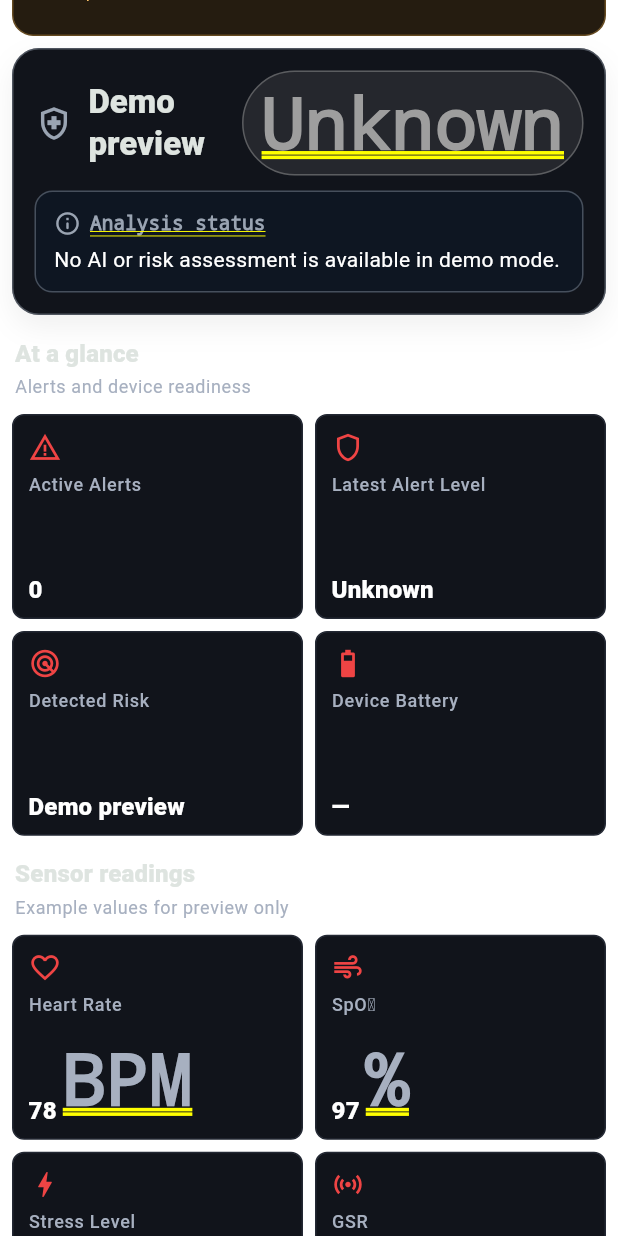
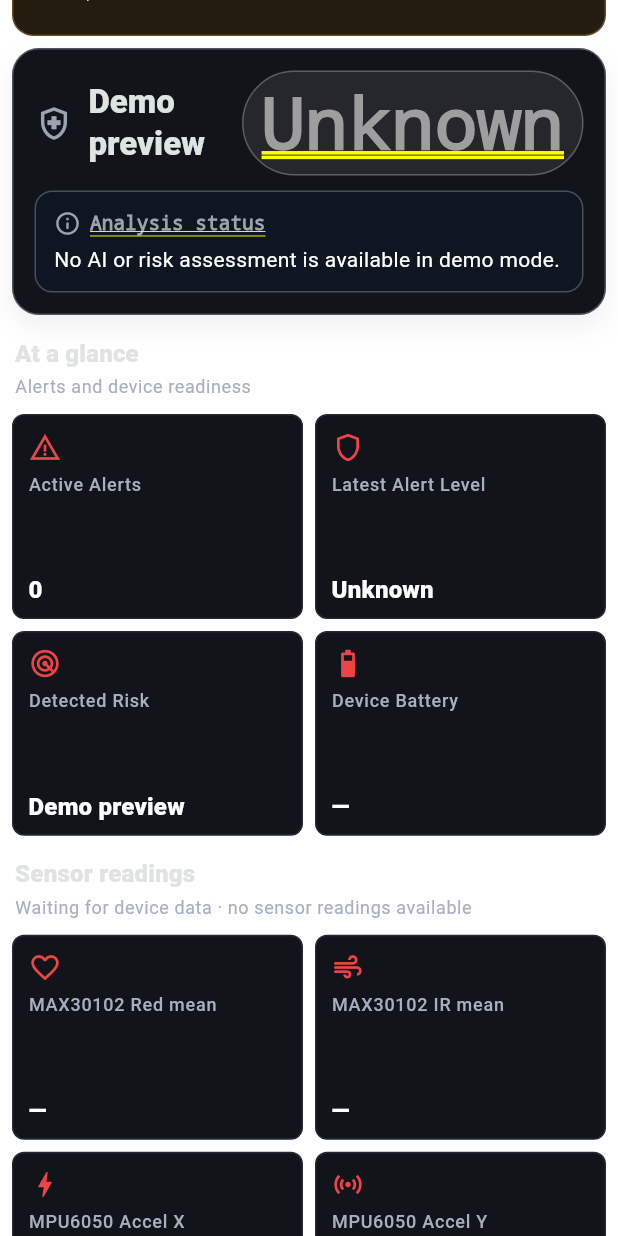
Before and after one commit to norapolamarit-commits/Drive-alert, a Flutter app: the DashboardScreen screen opened directly, scrolled down 576 dp, on a phone screen of 412 x 824 dp. Run offline on Flutter 3.47's test engine with Material 3 defaults, Android fonts, the phone set to English and light mode, and no system bars; our stand-ins replace fl_chart, flutter_blue_plus, flutter_local_notifications, flutter_secure_storage, geolocator, permission_handler and 2 more; accounts and stored records are empty.

Commit message:
Show only current device sensor channels on dashboard

```diff
--- a/app/lib/screens/dashboard_screen.dart
+++ b/app/lib/screens/dashboard_screen.dart
@@ -26,7 +26,6 @@ class DashboardScreen extends StatelessWidget {
     // TH: การเชื่อม BLE อย่างเดียวไม่ยืนยันว่าได้รับ packet จากอุปกรณ์แล้ว
     final hasDeviceReading =
         state.bleConnected && state.lastReadingWasFromDevice;
-    final waitingForDevicePacket = state.bleConnected && !hasDeviceReading;
     // EN: Show Red/IR counts only when both channels came from the device.
     // TH: แสดงค่า Red/IR เฉพาะเมื่อได้รับทั้งสองช่องจากอุปกรณ์จริง
     final rawTelemetry =
@@ -75,8 +74,10 @@ class DashboardScreen extends StatelessWidget {
           const SizedBox(height: 8),
           Text(
             uiText(context,
-                english: '8 measured channels • AI drowsiness alerts are not available with the current firmware.',
-                thai: 'ข้อมูลวัดจริง 8 ช่อง • เฟิร์มแวร์ปัจจุบันยังไม่แจ้งเตือนความง่วงด้วย AI'),
+                english:
+                    '8 measured channels • AI drowsiness alerts are not available with the current firmware.',
+                thai:
+                    'ข้อมูลวัดจริง 8 ช่อง • เฟิร์มแวร์ปัจจุบันยังไม่แจ้งเตือนความง่วงด้วย AI'),
             style: const TextStyle(color: Color(0xFFFFC66D)),
           ),
         ],
@@ -136,14 +137,17 @@ class DashboardScreen extends StatelessWidget {
               english: 'Sensor readings', thai: 'ข้อมูลเซนเซอร์'),
           subtitle: rawTelemetry
               ? uiText(context,
-                  english: '8 channels from device · 1-second means, not full waveforms',
-                  thai: 'ข้อมูล 8 ช่องจากอุปกรณ์ · ค่าเฉลี่ย 1 วินาที ไม่ใช่คลื่นสัญญาณเต็ม')
+                  english:
+                      '8 channels from device · 1-second means, not full waveforms',
+                  thai:
+                      'ข้อมูล 8 ช่องจากอุปกรณ์ · ค่าเฉลี่ย 1 วินาที ไม่ใช่คลื่นสัญญาณเต็ม')
               : uiText(context,
-                  english: 'Example values for preview only',
-                  thai: 'ค่าตัวอย่างเพื่อดูหน้าจอเท่านั้น'),
+                  english:
+                      'Waiting for device data · no sensor readings available',
+                  thai: 'รอข้อมูลจากอุปกรณ์ · ยังไม่มีค่าเซนเซอร์จริง'),
         ),
-        // EN: Replace demo HR/SpO2 with raw optical counts when only telemetry exists.
-        // TH: แสดง count แสงดิบแทนชีพจร/SpO2 สาธิตเมื่ออุปกรณ์ส่งเพียง telemetry
+        // EN: Display only the eight measured channels in the current firmware.
+        // TH: แสดงเฉพาะแปดช่องที่เฟิร์มแวร์ปัจจุบันวัดและส่งมา
         GridView.count(
           crossAxisCount: 2,
           shrinkWrap: true,
@@ -152,125 +156,46 @@ class DashboardScreen extends StatelessWidget {
           crossAxisSpacing: compact ? 8 : 10,
           mainAxisSpacing: compact ? 8 : 10,
           children: [
-            // EN: Show Red ADC counts; these are not calculated heart rate.
-            // TH: แสดง count Red จาก ADC ซึ่งไม่ใช่ค่าชีพจรที่คำนวณแล้ว
             SensorCard(
-                title: waitingForDevicePacket
-                    ? 'MAX30102 Red'
-                    : rawTelemetry
-                        ? 'MAX30102 Red mean'
-                        : uiText(context, english: 'Heart Rate', thai: 'ชีพจร'),
-                value: waitingForDevicePacket
-                    ? '—'
-                    : rawTelemetry
-                        ? '${sensor.rawRed}'
-                        : '${sensor.heartRate}',
-                unit: waitingForDevicePacket
-                    ? ''
-                    : rawTelemetry
-                        ? 'ADC'
-                        : 'BPM',
+                title: 'MAX30102 Red mean',
+                value: rawTelemetry ? '${sensor.rawRed}' : '—',
+                unit: rawTelemetry ? 'ADC' : '',
                 icon: Icons.favorite_outline),
-            // EN: Show IR ADC counts; these are not calculated SpO2.
-            // TH: แสดง count IR จาก ADC ซึ่งไม่ใช่ค่า SpO2 ที่คำนวณแล้ว
             SensorCard(
-                title: waitingForDevicePacket
-                    ? 'MAX30102 IR'
-                    : rawTelemetry
-                        ? 'MAX30102 IR mean'
-                        : uiText(context, english: 'SpO₂', thai: 'SpO₂'),
-                value: waitingForDevicePacket
-                    ? '—'
-                    : rawTelemetry
-                        ? '${sensor.rawIr}'
-                        : '${sensor.spo2}',
-                unit: waitingForDevicePacket
-                    ? ''
-                    : rawTelemetry
-                        ? 'ADC'
-                        : '%',
+                title: 'MAX30102 IR mean',
+                value: rawTelemetry ? '${sensor.rawIr}' : '—',
+                unit: rawTelemetry ? 'ADC' : '',
                 icon: Icons.air_outlined),
-            // EN: Show acceleration X in m/s² only for raw device telemetry.
-            // TH: แสดงความเร่งแกน X หน่วย m/s² เฉพาะข้อมูลจากอุปกรณ์
             SensorCard(
-                title: waitingForDevicePacket
-                    ? 'MPU6050 Accel X'
-                    : rawTelemetry
-                        ? 'MPU6050 Accel X'
-                        : uiText(context,
-                            english: 'Stress Level', thai: 'ระดับความเครียด'),
-                value: waitingForDevicePacket
-                    ? '—'
-                    : rawTelemetry
-                        ? sensor.accelX.toStringAsFixed(2)
-                        : '${sensor.stressLevel}',
-                unit:
-                    waitingForDevicePacket ? '' : (rawTelemetry ? 'm/s²' : ''),
+                title: 'MPU6050 Accel X',
+                value: rawTelemetry ? sensor.accelX.toStringAsFixed(2) : '—',
+                unit: rawTelemetry ? 'm/s²' : '',
                 icon: Icons.bolt_outlined),
-            // EN: Keep the device Y axis distinct from demo GSR.
-            // TH: แยกความเร่งแกน Y ของอุปกรณ์จากค่า GSR สาธิต
             SensorCard(
-                title: waitingForDevicePacket
-                    ? 'MPU6050 Accel Y'
-                    : rawTelemetry
-                        ? 'MPU6050 Accel Y'
-                        : uiText(context, english: 'GSR', thai: 'GSR'),
-                value: waitingForDevicePacket
-                    ? '—'
-                    : rawTelemetry
-                        ? sensor.accelY.toStringAsFixed(2)
-                        : sensor.gsr.toStringAsFixed(0),
-                unit:
-                    waitingForDevicePacket ? '' : (rawTelemetry ? 'm/s²' : ''),
+                title: 'MPU6050 Accel Y',
+                value: rawTelemetry ? sensor.accelY.toStringAsFixed(2) : '—',
+                unit: rawTelemetry ? 'm/s²' : '',
                 icon: Icons.sensors_outlined),
-            // EN: Keep the device Z axis distinct from demo temperature.
-            // TH: แยกความเร่งแกน Z ของอุปกรณ์จากอุณหภูมิสาธิต
             SensorCard(
-                title: waitingForDevicePacket
-                    ? 'MPU6050 Accel Z'
-                    : rawTelemetry
-                        ? 'MPU6050 Accel Z'
-                        : uiText(context,
-                            english: 'Temperature', thai: 'อุณหภูมิ'),
-                value: waitingForDevicePacket
-                    ? '—'
-                    : rawTelemetry
-                        ? sensor.accelZ.toStringAsFixed(2)
-                        : sensor.temperature.toStringAsFixed(1),
-                unit: waitingForDevicePacket
-                    ? ''
-                    : (rawTelemetry ? 'm/s²' : '°C'),
+                title: 'MPU6050 Accel Z',
+                value: rawTelemetry ? sensor.accelZ.toStringAsFixed(2) : '—',
+                unit: rawTelemetry ? 'm/s²' : '',
                 icon: Icons.thermostat_outlined),
-            if (rawTelemetry || waitingForDevicePacket) ...[
             SensorCard(
                 title: 'MPU6050 Gyro X',
-                  value: waitingForDevicePacket
-                      ? '—'
-                      : sensor.gyroX.toStringAsFixed(2),
-                  unit: waitingForDevicePacket ? '' : '°/s',
+                value: rawTelemetry ? sensor.gyroX.toStringAsFixed(2) : '—',
+                unit: rawTelemetry ? '°/s' : '',
                 icon: Icons.screen_rotation_alt),
             SensorCard(
                 title: 'MPU6050 Gyro Y',
-                  value: waitingForDevicePacket
-                      ? '—'
-                      : sensor.gyroY.toStringAsFixed(2),
-                  unit: waitingForDevicePacket ? '' : '°/s',
+                value: rawTelemetry ? sensor.gyroY.toStringAsFixed(2) : '—',
+                unit: rawTelemetry ? '°/s' : '',
                 icon: Icons.screen_rotation),
             SensorCard(
                 title: 'MPU6050 Gyro Z',
-                  value: waitingForDevicePacket
-                      ? '—'
-                      : sensor.gyroZ.toStringAsFixed(2),
-                  unit: waitingForDevicePacket ? '' : '°/s',
+                value: rawTelemetry ? sensor.gyroZ.toStringAsFixed(2) : '—',
+                unit: rawTelemetry ? '°/s' : '',
                 icon: Icons.rotate_90_degrees_ccw),
-            ] else
-              SensorCard(
-                  title: uiText(context,
-                      english: 'BLE Status', thai: 'สถานะ BLE'),
-                  value: uiText(context,
-                      english: 'Demo BLE', thai: 'BLE สาธิต'),
-                  unit: '',
-                  icon: Icons.bluetooth),
           ],
         ),
         SizedBox(height: compact ? 8 : 12),
```
Also changed, not shown: 1 other file. Lines whose indentation alone changed are shown as unchanged.
